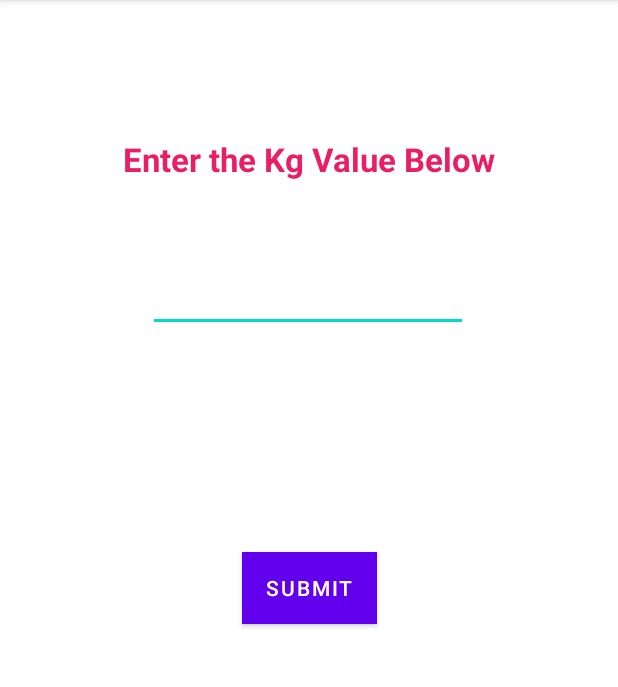
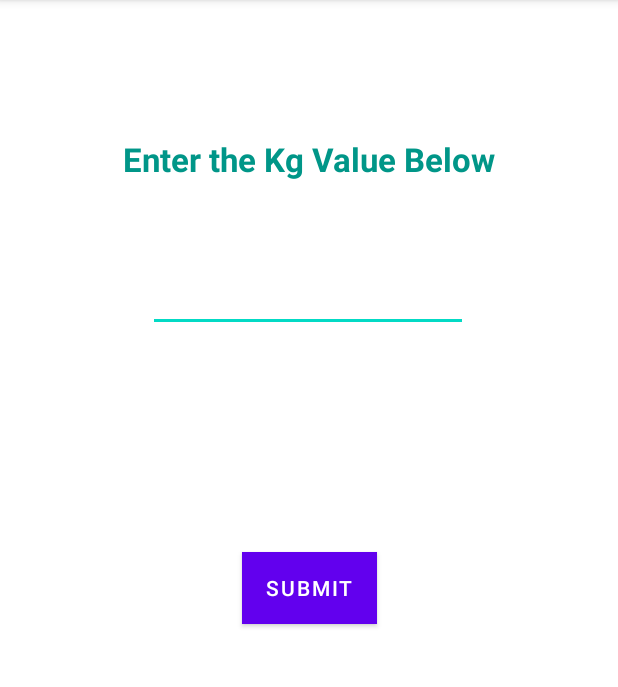
Before and after one commit to XheikhFaizi/First-Application, an Android app: the screen it shows after launch (MainActivity), on a phone screen of 412 x 824 dp, the part 84-771 px from its top. Run offline under Robolectric (Android 15) with nearby library versions, the phone set to English and light mode, and no system bars.

```diff
--- a/app/src/main/res/layout/activity_main.xml
+++ b/app/src/main/res/layout/activity_main.xml
@@ -50,7 +50,7 @@
         android:layout_height="wrap_content"
         android:text="Enter the Kg Value Below"
         android:textAppearance="@style/TextAppearance.AppCompat.Large"
-        android:textColor="#E91E63"
+        android:textColor="#009688"
         android:textColorHint="#009688"
         android:textColorLink="#FF0E60"
         android:textStyle="bold"
```
